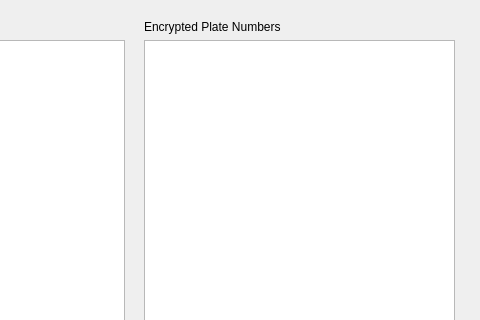
Qt form Number-Plate-Anonymiser/gui.ui (Jam516/Number-Plate-Anonymiser) before a commit; both pictures show x 276 to 756 and y 0 to 320 of the 756 by 581 pixel window.
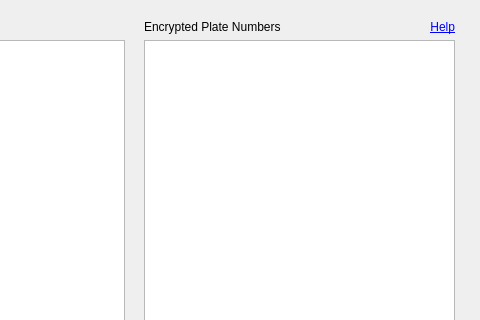
The same form after that commit.

Commit message: Add link to readme

```diff
--- a/Number-Plate-Anonymiser/gui.ui
+++ b/Number-Plate-Anonymiser/gui.ui
@@ -104,6 +104,25 @@
     <string>Copy Results</string>
    </property>
   </widget>
+  <widget class="QLabel" name="label_3">
+   <property name="geometry">
+    <rect>
+     <x>680</x>
+     <y>20</y>
+     <width>51</width>
+     <height>20</height>
+    </rect>
+   </property>
+   <property name="text">
+    <string>&lt;a href=&quot;https://github.com/TransportScotland/Number-Plate-Anonymiser/blob/master/README.md&quot;&gt;Help&lt;/a&gt;</string>
+   </property>
+   <property name="alignment">
+    <set>Qt::AlignRight|Qt::AlignTop|Qt::AlignTrailing</set>
+   </property>
+   <property name="openExternalLinks">
+    <bool>true</bool>
+   </property>
+  </widget>
  </widget>
  <resources/>
  <connections/>
```
The commit also changes 1 other file.
